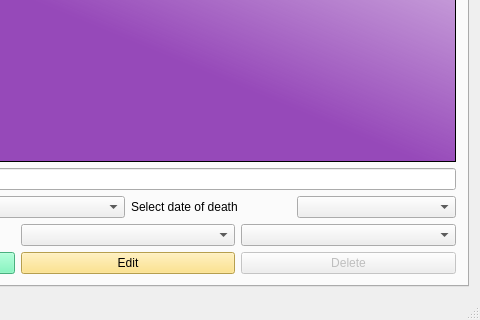
This is mainwindow.ui in marin16/Skil3 as Qt 5 draws it before an edit; both pictures show x 224 to 704 and y 301 to 621 of the 704 by 621 pixel window. The edited form follows.
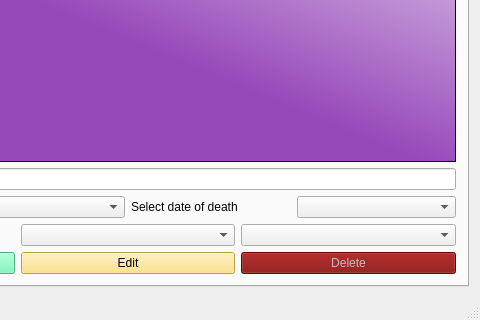
This is the edited form. The open tabs and pages were chosen to show the change.

Commit message: colors changed back for tables

```diff
--- a/mainwindow.ui
+++ b/mainwindow.ui
@@ -229,6 +229,13 @@
             <property name="enabled">
              <bool>false</bool>
             </property>
+            <property name="styleSheet">
+             <string notr="true">QPushButton:Active{Background-color: rgb(254, 86, 73)
+}
+QPushButton:disabled{Background-color:rgb(125, 0, 0)
+}
+</string>
+            </property>
             <property name="text">
              <string>Delete</string>
             </property>
```
Left out of the diff: 5 changed lines with no effect on the pictures.
